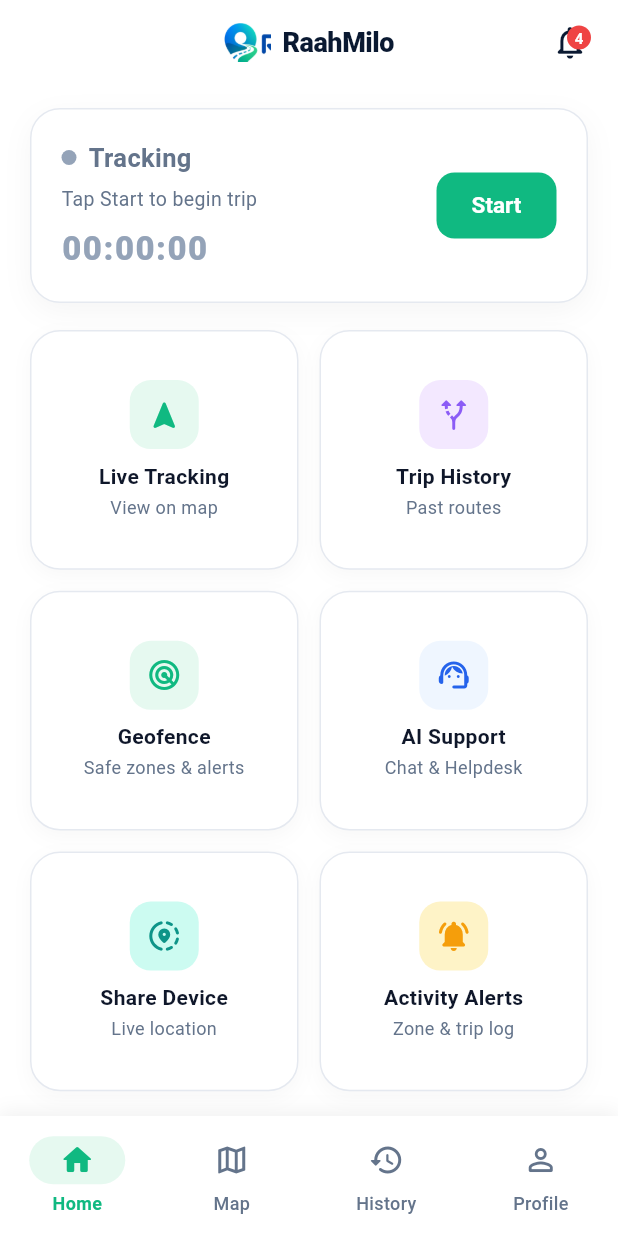
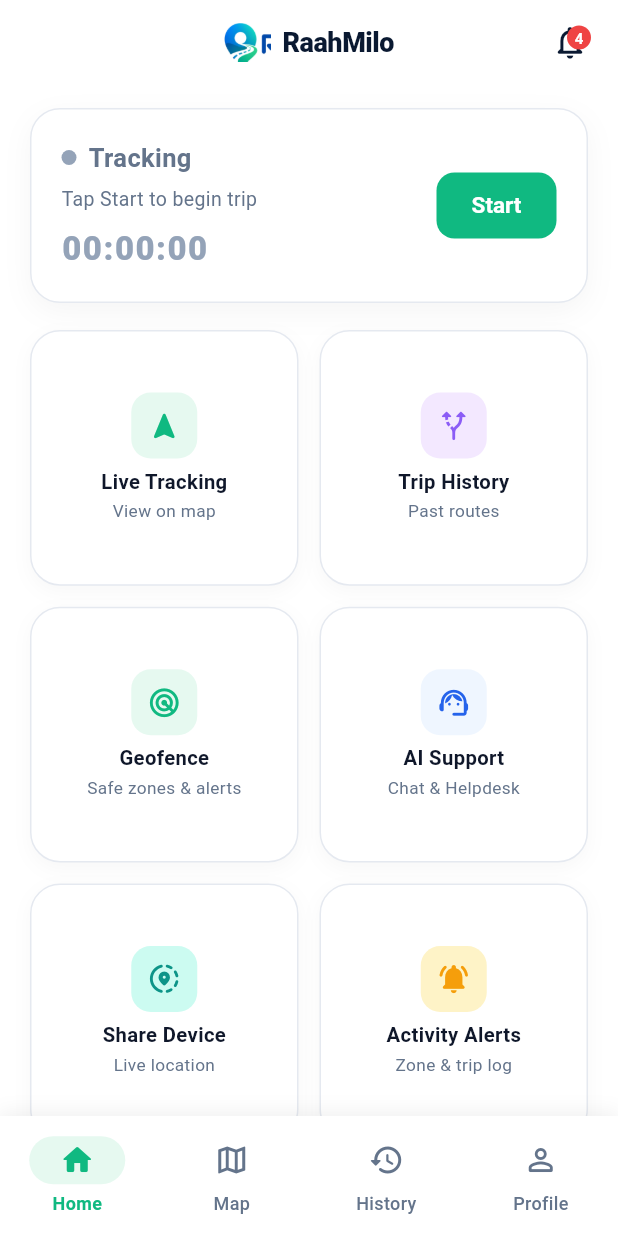
Before and after one commit to sagarkumar456/RaahMilo-, a Flutter app: the HomeShell screen opened directly, on a phone screen of 412 x 824 dp. Run offline on Flutter 3.47's test engine with Material 3 defaults, Android fonts, the phone set to English and light mode, and no system bars; our stand-ins replace cloud_firestore, firebase_auth, firebase_core, flutter_map, geolocator, google_maps_flutter and 2 more; accounts and stored records are empty; statements that could not run were skipped.

Commit message:
Fix sliver_multi_box_adaptor and layout overflow exceptions across Dashboard, Geofence, and Settings

```diff
--- a/lib/screens/dashboard_screen.dart
+++ b/lib/screens/dashboard_screen.dart
@@ -235,7 +235,7 @@ class DashboardScreen extends StatelessWidget {
               physics: const NeverScrollableScrollPhysics(),
               crossAxisSpacing: 14,
               mainAxisSpacing: 14,
-              childAspectRatio: 1.12,
+              childAspectRatio: 1.05,
               children: [
                 _dashboardGridCard(
                   icon: Icons.navigation_rounded,
@@ -431,7 +431,7 @@ class DashboardScreen extends StatelessWidget {
       onTap: onTap,
       borderRadius: BorderRadius.circular(20),
       child: Container(
-        padding: const EdgeInsets.symmetric(horizontal: 10, vertical: 12),
+        padding: const EdgeInsets.symmetric(horizontal: 8, vertical: 8),
         decoration: BoxDecoration(
           color: Colors.white,
           borderRadius: BorderRadius.circular(20),
@@ -444,25 +444,27 @@ class DashboardScreen extends StatelessWidget {
             ),
           ],
         ),
+        child: FittedBox(
+          fit: BoxFit.scaleDown,
           child: Column(
             crossAxisAlignment: CrossAxisAlignment.center,
             mainAxisAlignment: MainAxisAlignment.center,
             children: [
               Container(
-              width: 46,
-              height: 46,
+                width: 44,
+                height: 44,
                 decoration: BoxDecoration(
                   color: bgColor,
-                borderRadius: BorderRadius.circular(14),
+                  borderRadius: BorderRadius.circular(13),
                 ),
-              child: Icon(icon, color: iconColor, size: 24),
+                child: Icon(icon, color: iconColor, size: 23),
               ),
-            const SizedBox(height: 8),
+              const SizedBox(height: 6),
               Text(
                 title,
                 textAlign: TextAlign.center,
                 style: const TextStyle(
-                fontSize: 14,
+                  fontSize: 13.5,
                   fontWeight: FontWeight.bold,
                   color: AppColors.textPrimary,
                 ),
@@ -472,18 +474,22 @@ class DashboardScreen extends StatelessWidget {
                 subtitle,
                 textAlign: TextAlign.center,
                 style: const TextStyle(
-                fontSize: 12,
+                  fontSize: 11.5,
                   color: AppColors.textSecondary,
                 ),
               ),
             ],
           ),
         ),
+      ),
     );
   }
 
   Widget _buildSharedWithMeSection(BuildContext context) {
-    final currentEmail = FirebaseAuth.instance.currentUser?.email;
+    String? currentEmail;
+    try {
+      currentEmail = FirebaseAuth.instance.currentUser?.email;
+    } catch (_) {}
 
     return StreamBuilder<List<SharedDeviceModel>>(
       stream: shareService.getSharedWithMeStream(),
@@ -508,12 +514,15 @@ class DashboardScreen extends StatelessWidget {
                   ),
                 ),
                 const SizedBox(width: 10),
-                const Text(
+                const Expanded(
+                  child: Text(
                     'Devices Shared With You',
                     style: TextStyle(
-                    fontSize: 18,
+                      fontSize: 16.5,
                       fontWeight: FontWeight.w800,
                       color: AppColors.navyDark,
+                    ),
+                    overflow: TextOverflow.ellipsis,
                   ),
                 ),
                 const SizedBox(width: 8),
@@ -596,15 +605,13 @@ class DashboardScreen extends StatelessWidget {
                 ),
               )
             else
-              ListView.separated(
-                shrinkWrap: true,
-                physics: const NeverScrollableScrollPhysics(),
-                itemCount: devices.length,
-                separatorBuilder: (_, __) => const SizedBox(height: 12),
-                itemBuilder: (context, index) {
-                  final dev = devices[index];
-                  return _sharedDeviceCard(context, dev);
-                },
+              Column(
+                children: [
+                  for (int i = 0; i < devices.length; i++) ...[
+                    if (i > 0) const SizedBox(height: 12),
+                    _sharedDeviceCard(context, devices[i]),
+                  ],
+                ],
               ),
           ],
         );
```
Also changed, not shown: lib/screens/geofence_screen.dart (+25 -10 lines), lib/screens/settings_screen.dart (+6 -2 lines), lib/services/share_service.dart (+6 -1 lines), lib/services/tracking_service.dart (+7 -5 lines), lib/widgets/map_vehicle_filter_bar.dart (+12 -8 lines). Lines whose indentation alone changed are shown as unchanged.
